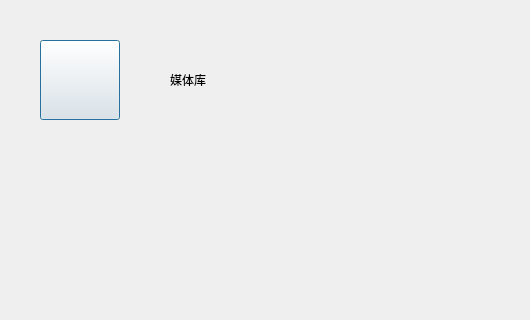
This is src/2Player/medialibdlg.ui in 1028417/XMusic as Qt 5 draws it before an edit; both pictures show x 0 to 530 and y 0 to 320 of the 814 by 500 pixel window. The edited form follows.
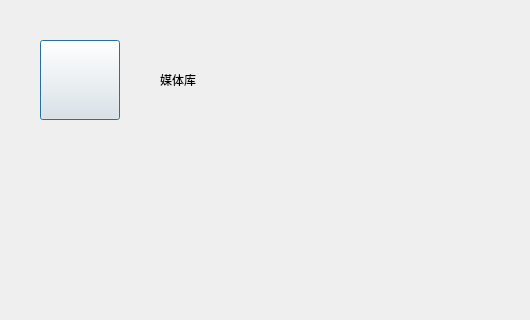
This is the edited form. Icons and pictures are not drawn. Custom widgets are drawn as their Qt base class.

```diff
--- a/src/2Player/medialibdlg.ui
+++ b/src/2Player/medialibdlg.ui
@@ -44,7 +44,7 @@
   <widget class="QLabel" name="labelTitle">
    <property name="geometry">
     <rect>
-     <x>170</x>
+     <x>160</x>
      <y>50</y>
      <width>251</width>
      <height>60</height>
```
